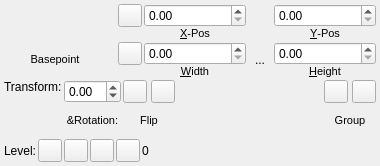
The window that scribus/ui/propertywidgetframe_xyz.ui (nitramr/scribus) describes before a commit, drawn with Qt 5.
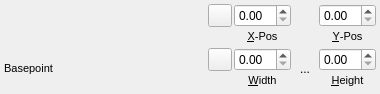
The same window after the commit. Custom widgets are drawn as their Qt base class.

Commit message: xyz splitting + line UI layout

Patch:
```diff
--- a/scribus/ui/propertywidgetframe_xyz.ui
+++ b/scribus/ui/propertywidgetframe_xyz.ui
@@ -7,7 +7,7 @@
     <x>0</x>
     <y>0</y>
     <width>380</width>
-    <height>166</height>
+    <height>94</height>
    </rect>
   </property>
   <property name="maximumSize">
@@ -36,7 +36,7 @@
     <number>4</number>
    </property>
    <item>
-    <layout class="QGridLayout" name="gridLayout_3" columnstretch="1,0,0,1,0,1">
+    <layout class="QGridLayout" name="gridLayout_3" columnstretch="0,1,0,0,0,0">
      <property name="spacing">
       <number>2</number>
      </property>
@@ -310,333 +310,20 @@
        <property name="sizeHint" stdset="0">
         <size>
          <width>10</width>
-         <height>20</height>
+         <height>1</height>
         </size>
        </property>
       </spacer>
      </item>
-    </layout>
-   </item>
-   <item>
-    <layout class="QHBoxLayout" name="horizontalLayout_3" stretch="0,0,0,0,0">
-     <property name="spacing">
-      <number>2</number>
-     </property>
-     <item>
-      <layout class="QVBoxLayout" name="verticalLayout_10">
-       <property name="spacing">
-        <number>0</number>
-       </property>
-       <item>
-        <widget class="QLabel" name="label">
-         <property name="text">
-          <string>Transform:</string>
-         </property>
-        </widget>
-       </item>
-       <item>
-        <spacer name="verticalSpacer">
-         <property name="orientation">
-          <enum>Qt::Vertical</enum>
-         </property>
-         <property name="sizeHint" stdset="0">
-          <size>
-           <width>1</width>
-           <height>8</height>
-          </size>
-         </property>
-        </spacer>
-       </item>
-      </layout>
-     </item>
-     <item>
-      <layout class="QVBoxLayout" name="verticalLayout_2">
-       <property name="spacing">
-        <number>0</number>
-       </property>
-       <item>
-        <widget class="ScrSpinBox" name="rotationSpin">
-         <property name="toolTip">
-          <string>Rotation of object at current basepoint</string>
-         </property>
-         <property name="wrapping">
-          <bool>true</bool>
-         </property>
-        </widget>
-       </item>
-       <item>
-        <widget class="QLabel" name="rotationLabel">
-         <property name="font">
-          <font>
-           <pointsize>8</pointsize>
-          </font>
-         </property>
-         <property name="text">
-          <string>&amp;Rotation:</string>
-         </property>
-         <property name="alignment">
-          <set>Qt::AlignCenter</set>
-         </property>
-        </widget>
-       </item>
-      </layout>
-     </item>
-     <item>
-      <layout class="QVBoxLayout" name="verticalLayout_11">
-       <property name="spacing">
-        <number>0</number>
-       </property>
-       <item>
-        <layout class="QHBoxLayout" name="horizontalLayout_4">
-         <property name="spacing">
-          <number>4</number>
-         </property>
-         <item>
-          <widget class="QToolButton" name="flipV">
-           <property name="toolTip">
-            <string>Flip vertically</string>
-           </property>
-           <property name="text">
-            <string/>
-           </property>
-           <property name="iconSize">
-            <size>
-             <width>16</width>
-             <height>16</height>
-            </size>
-           </property>
-          </widget>
-         </item>
-         <item>
-          <widget class="QToolButton" name="flipH">
-           <property name="toolTip">
-            <string>Flip horizontally</string>
-           </property>
-           <property name="text">
-            <string/>
-           </property>
-           <property name="iconSize">
-            <size>
-             <width>16</width>
-             <height>16</height>
-            </size>
-           </property>
-          </widget>
-         </item>
-        </layout>
-       </item>
-       <item>
-        <widget class="QLabel" name="label_2">
-         <property name="font">
-          <font>
-           <pointsize>8</pointsize>
-          </font>
-         </property>
-         <property name="text">
-          <string>Flip</string>
-         </property>
-         <property name="alignment">
-          <set>Qt::AlignCenter</set>
-         </property>
-        </widget>
-       </item>
-      </layout>
-     </item>
-     <item>
-      <spacer name="horizontalSpacer_2">
-       <property name="orientation">
-        <enum>Qt::Horizontal</enum>
-       </property>
-       <property name="sizeHint" stdset="0">
-        <size>
-         <width>10</width>
-         <height>20</height>
-        </size>
-       </property>
-      </spacer>
-     </item>
-     <item>
-      <layout class="QVBoxLayout" name="verticalLayout_12">
-       <property name="spacing">
-        <number>0</number>
-       </property>
-       <item>
-        <layout class="QHBoxLayout" name="horizontalLayout_5">
-         <property name="spacing">
-          <number>4</number>
-         </property>
-         <item>
-          <widget class="QToolButton" name="doUnGroup">
-           <property name="toolTip">
-            <string>Ungroup the selected group</string>
-           </property>
-           <property name="text">
-            <string/>
-           </property>
-           <property name="iconSize">
-            <size>
-             <width>16</width>
-             <height>16</height>
-            </size>
-           </property>
-          </widget>
-         </item>
-         <item>
-          <widget class="QToolButton" name="doGroup">
-           <property name="toolTip">
-            <string>Group the selected objects</string>
-           </property>
-           <property name="text">
-            <string/>
-           </property>
-           <property name="iconSize">
-            <size>
-             <width>16</width>
-             <height>16</height>
-            </size>
-           </property>
-          </widget>
-         </item>
-        </layout>
-       </item>
-       <item>
-        <widget class="QLabel" name="label_4">
-         <property name="font">
-          <font>
-           <pointsize>8</pointsize>
-          </font>
-         </property>
-         <property name="text">
-          <string>Group</string>
-         </property>
-         <property name="alignment">
-          <set>Qt::AlignCenter</set>
-         </property>
-        </widget>
-       </item>
-      </layout>
-     </item>
-    </layout>
-   </item>
-   <item>
-    <layout class="QHBoxLayout" name="levelGroup">
-     <property name="spacing">
-      <number>2</number>
-     </property>
-     <item>
-      <widget class="QLabel" name="label_3">
-       <property name="text">
-        <string>Level:</string>
-       </property>
-      </widget>
-     </item>
-     <item>
-      <widget class="QToolButton" name="levelTop">
-       <property name="maximumSize">
-        <size>
-         <width>16777215</width>
-         <height>16777215</height>
-        </size>
-       </property>
-       <property name="toolTip">
-        <string>Move to front</string>
-       </property>
-       <property name="text">
-        <string/>
-       </property>
-       <property name="iconSize">
-        <size>
-         <width>16</width>
-         <height>16</height>
-        </size>
-       </property>
-      </widget>
-     </item>
-     <item>
-      <widget class="QToolButton" name="levelUp">
-       <property name="maximumSize">
-        <size>
-         <width>16777215</width>
-         <height>16777215</height>
-        </size>
-       </property>
-       <property name="toolTip">
-        <string>Move one level up</string>
-       </property>
-       <property name="text">
-        <string/>
-       </property>
-       <property name="iconSize">
-        <size>
-         <width>16</width>
-         <height>16</height>
-        </size>
-       </property>
-      </widget>
-     </item>
-     <item>
-      <widget class="QToolButton" name="levelDown">
-       <property name="maximumSize">
-        <size>
-         <width>16777215</width>
-         <height>16777215</height>
-        </size>
-       </property>
-       <property name="toolTip">
-        <string>Move one level down</string>
-       </property>
-       <property name="text">
-        <string/>
-       </property>
-       <property name="iconSize">
-        <size>
-         <width>16</width>
-         <height>16</height>
-        </size>
-       </property>
-      </widget>
-     </item>
-     <item>
-      <widget class="QToolButton" name="levelBottom">
-       <property name="maximumSize">
-        <size>
-         <width>16777215</width>
-         <height>16777215</height>
-        </size>
-       </property>
-       <property name="toolTip">
-        <string>Move to back</string>
-       </property>
-       <property name="text">
-        <string/>
-       </property>
-       <property name="iconSize">
-        <size>
-         <width>16</width>
-         <height>16</height>
-        </size>
-       </property>
-      </widget>
-     </item>
-     <item>
-      <widget class="QLabel" name="levelLabel">
-       <property name="toolTip">
-        <string>Indicates the level the object is on, 1 means the object is at the bottom</string>
-       </property>
-       <property name="text">
-        <string>0</string>
-       </property>
-      </widget>
-     </item>
-     <item>
+     <item row="1" column="1">
       <spacer name="horizontalSpacer">
        <property name="orientation">
         <enum>Qt::Horizontal</enum>
        </property>
        <property name="sizeHint" stdset="0">
         <size>
-         <width>40</width>
-         <height>20</height>
+         <width>10</width>
+         <height>1</height>
         </size>
        </property>
       </spacer>
```
The commit also changes 17 other files.
